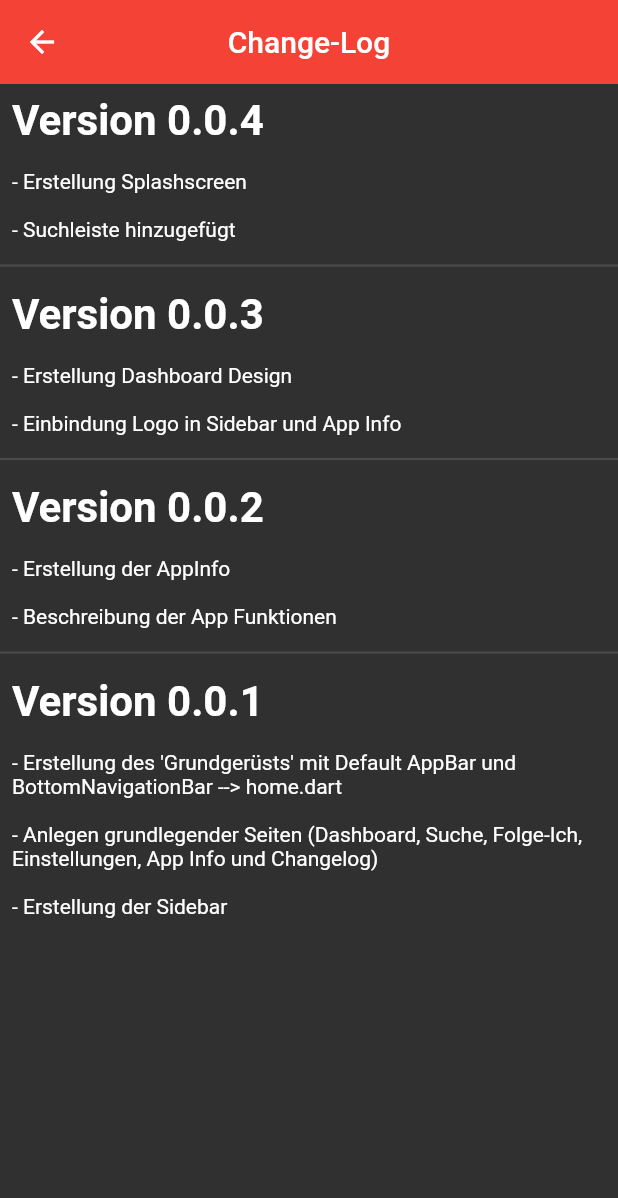
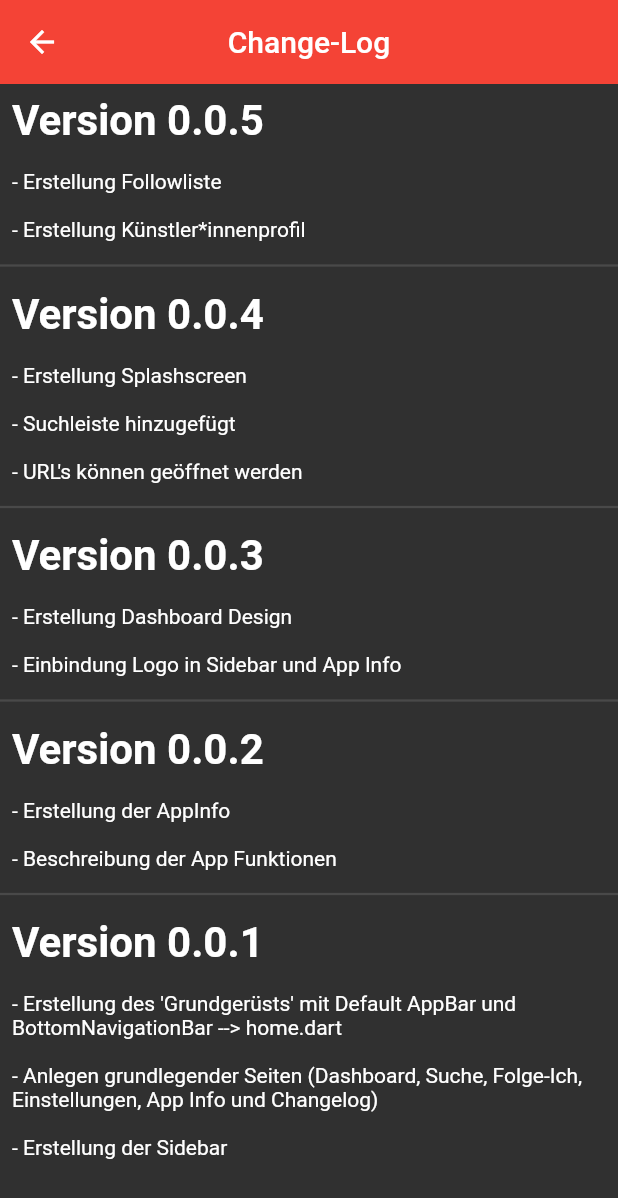
Before and after one commit to Janoxx/songApp_projekt, a Flutter app: the screen it shows after launch, item 2 of the bottom bar chosen, in the side drawer, after a tap on "Changelog", on a phone screen of 412 x 824 dp. Shown: the top 1198 px of the screen. Run offline on Flutter 3.47's test engine with Material 2 defaults, Android fonts, the light colour scheme and no system bars; network calls fail.

Commit message:
Frontend beendet

```diff
--- a/lib/screens/appinfo.dart
+++ b/lib/screens/appinfo.dart
@@ -33,9 +33,9 @@ class _AppInfoState extends State<AppInfo> {
                 ),
               ),
               // --- App Info Text ---
-              Text("Song App",
+              Text("ReleaseRadar",
                   style: TextStyle(fontWeight: FontWeight.w300, fontSize: 36)),
-              Text("Version 0.0.2",
+              Text("Version 0.0.5",
                   style: TextStyle(fontWeight: FontWeight.w300, fontSize: 12)),
             ],
           ),
--- a/lib/screens/changelog.dart
+++ b/lib/screens/changelog.dart
@@ -13,14 +13,33 @@ class _ChangelogState extends State<Changelog> {
       children: const [
         Padding(
           padding: EdgeInsets.all(8.0),
+          child: Text("Version 0.0.5",
+              style: TextStyle(fontWeight: FontWeight.bold, fontSize: 28)),
+        ),
+
+
+        Padding(
+          padding: EdgeInsets.all(8.0),
+          child: Text("- Erstellung Followliste \n \n"
+                      "- Erstellung Künstler*innenprofil"
+          ),
+        ),
+        Divider(
+          thickness: 1.5,
+        ),
+
+        Padding(
+          padding: EdgeInsets.all(8.0),
           child: Text("Version 0.0.4",
               style: TextStyle(fontWeight: FontWeight.bold, fontSize: 28)),
         ),
+
+
         Padding(
           padding: EdgeInsets.all(8.0),
           child: Text("- Erstellung Splashscreen \n\n"
-                      "- Suchleiste hinzugefügt"
-          ),
+              "- Suchleiste hinzugefügt \n\n"
+              "- URL's können geöffnet werden"),
         ),
         Divider(
           thickness: 1.5,
@@ -33,7 +52,7 @@ class _ChangelogState extends State<Changelog> {
         Padding(
           padding: EdgeInsets.all(8.0),
           child: Text("- Erstellung Dashboard Design \n \n"
-                      "- Einbindung Logo in Sidebar und App Info"),
+              "- Einbindung Logo in Sidebar und App Info"),
         ),
         Divider(
           thickness: 1.5,
@@ -46,7 +65,7 @@ class _ChangelogState extends State<Changelog> {
         Padding(
           padding: EdgeInsets.all(8.0),
           child: Text("- Erstellung der AppInfo \n \n"
-                      "- Beschreibung der App Funktionen"),
+              "- Beschreibung der App Funktionen"),
         ),
         Divider(
           thickness: 1.5,
@@ -59,9 +78,9 @@ class _ChangelogState extends State<Changelog> {
         Padding(
           padding: EdgeInsets.all(8.0),
           child: Text(
-                  "- Erstellung des 'Grundgerüsts' mit Default AppBar und BottomNavigationBar --> home.dart \n \n"
-                  "- Anlegen grundlegender Seiten (Dashboard, Suche, Folge-Ich, Einstellungen, App Info und Changelog) \n \n"
-                  "- Erstellung der Sidebar"),
+              "- Erstellung des 'Grundgerüsts' mit Default AppBar und BottomNavigationBar --> home.dart \n \n"
+              "- Anlegen grundlegender Seiten (Dashboard, Suche, Folge-Ich, Einstellungen, App Info und Changelog) \n \n"
+              "- Erstellung der Sidebar"),
         ),
       ],
     );
--- a/lib/screens/dashboard.dart
+++ b/lib/screens/dashboard.dart
@@ -1,6 +1,7 @@
 // ignore_for_file: prefer_const_constructors, prefer_const_literals_to_create_immutables, avoid_print
+
 import 'package:flutter/material.dart';
-import 'package:songapp_projekt/screens/changelog.dart';
+import 'package:url_launcher/url_launcher.dart';
 
 // --- Init Widget ---
 class Dashboard extends StatefulWidget {
@@ -41,13 +42,14 @@ class _DashboardState extends State<Dashboard> {
           mainAxisAlignment: MainAxisAlignment.spaceAround,
           children: [
             Icon(Icons.calendar_today, color: Colors.black),
-            Text("Deine Releases vom: ",
+            Text(
+              "Deine Releases vom: ",
               style: TextStyle(
                   fontWeight: FontWeight.bold,
                   fontSize: 18,
                   color: Colors.black),
             ),
-            Text("01.11.2021 - 07.11.2021",
+            Text("29.11.2021 - 05.12.2021",
                 style: TextStyle(fontSize: 14, color: Colors.black)),
           ],
         ),
@@ -58,6 +60,13 @@ class _DashboardState extends State<Dashboard> {
   // --- Main Widget ---
   @override
   Widget build(BuildContext context) {
+    const String url =
+        "https://open.spotify.com/track/6Sy9BUbgFse0n0LPA5lwy5?si=9ef71ba726a74aea";
+
+    // --- URL Launcher ---
+    void launchURL() async {
+      if (!await launch(url)) throw 'Konnte $url nicht öffnen!';
+    }
 
     // --- OnRefresh Funktion ---
     Future<void> test() async {
@@ -77,12 +86,13 @@ class _DashboardState extends State<Dashboard> {
                 ListTile(
                   leading: CircleAvatar(
                       radius: 20,
-                      foregroundImage: NetworkImage("https://upload.wikimedia.org/wikipedia/commons/thumb/f/fd/LGBTQ%2B_rainbow_flag_Quasar_%22Progress%22_variant.svg/2560px-LGBTQ%2B_rainbow_flag_Quasar_%22Progress%22_variant.svg.png")
-                      ),
-                  title: Text("Drachenlord"),
-                  subtitle: Text("Skrr Skrr in meinem Audi"),
-                  trailing: Text("05.11.2021"),
-                  onTap: () {Navigator.push(context, MaterialPageRoute(builder: (context) => Changelog()));
+                      foregroundImage: NetworkImage(
+                          "https://i1.sndcdn.com/avatars-000731587054-tor78i-t500x500.jpg")),
+                  title: Text("Darude"),
+                  subtitle: Text("Sandstorm"),
+                  trailing: Text("03.12.2021"),
+                  onTap: () {
+                    launchURL();
                   },
                 ),
                 Padding(
--- a/lib/screens/sidebar.dart
+++ b/lib/screens/sidebar.dart
@@ -14,7 +14,6 @@ class Sidebar extends StatefulWidget {
 }
 
 class _SidebarState extends State<Sidebar> {
-
 // --- Custom Drawer Header für die Sidebar ---
   Widget drawerHeader(BuildContext context) {
     return DrawerHeader(
@@ -41,7 +40,7 @@ class _SidebarState extends State<Sidebar> {
           Padding(
             padding: EdgeInsets.fromLTRB(0, 8, 0, 0),
             child: Text(
-              "Song App",
+              "ReleaseRadar",
               style: TextStyle(fontSize: 22, fontWeight: FontWeight.w300),
             ),
           )
--- a/lib/screens/splashscreen.dart
+++ b/lib/screens/splashscreen.dart
@@ -3,7 +3,6 @@ import 'package:flutter/material.dart';
 import 'package:songapp_projekt/home.dart';
 
 class SplashscreenFunctions {
-
   // --- Simuliere Laden der App und lade Homescreen  --> Dauer: 2 Sekunden ---
   initLoading(BuildContext context) {
     Future.delayed(Duration(seconds: 2), () async {
@@ -13,13 +12,12 @@ class SplashscreenFunctions {
 }
 
 class Splashscreen extends StatefulWidget {
-  const Splashscreen({ Key? key }) : super(key: key);
+  const Splashscreen({Key? key}) : super(key: key);
   @override
   _SplashscreenState createState() => _SplashscreenState();
 }
 
 class _SplashscreenState extends State<Splashscreen> {
-
   // --- InitState---
   @override
   void initState() {
@@ -40,8 +38,10 @@ class _SplashscreenState extends State<Splashscreen> {
             height: 250,
           ),
         ),
-          Text("Song App", style: TextStyle(fontWeight: FontWeight.w300, fontSize: 36)),
-          Text("Version 0.0.3", style: TextStyle(fontWeight: FontWeight.w300, fontSize: 12)),
+        Text("ReleaseRadar",
+            style: TextStyle(fontWeight: FontWeight.w300, fontSize: 36)),
+        Text("Version 0.0.5",
+            style: TextStyle(fontWeight: FontWeight.w300, fontSize: 12)),
         SizedBox(height: 30),
         CircularProgressIndicator(
           backgroundColor: Colors.white,
@@ -67,8 +67,7 @@ class _SplashscreenState extends State<Splashscreen> {
               ],
             ),
           ),
-          child: Center(child: startLogo(context))
-        ),
+          child: Center(child: startLogo(context))),
     );
   }
 }
```
Also changed, not shown: lib/screens/artistinfo.dart (added, +54 -0 lines), lib/screens/follows.dart (+29 -3 lines), pubspec.yaml (+4 -3 lines), pubspec.lock, 1 other file. Lines whose indentation alone changed are shown as unchanged.
